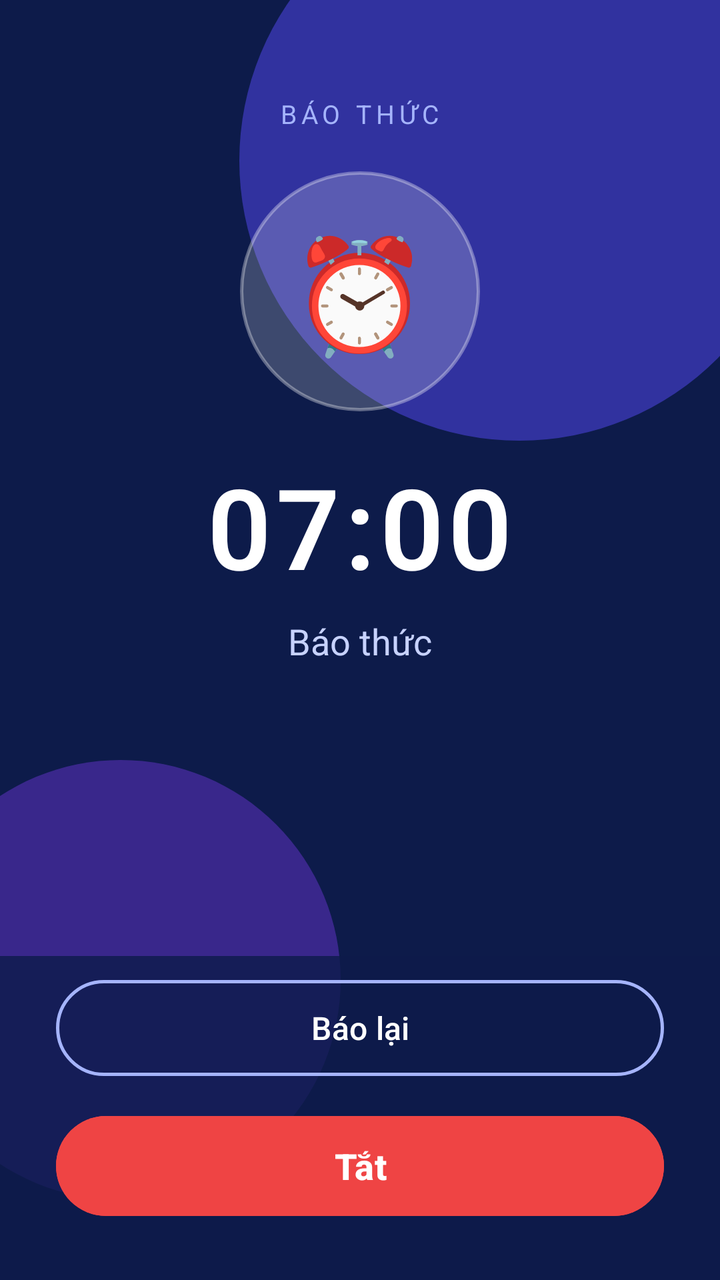
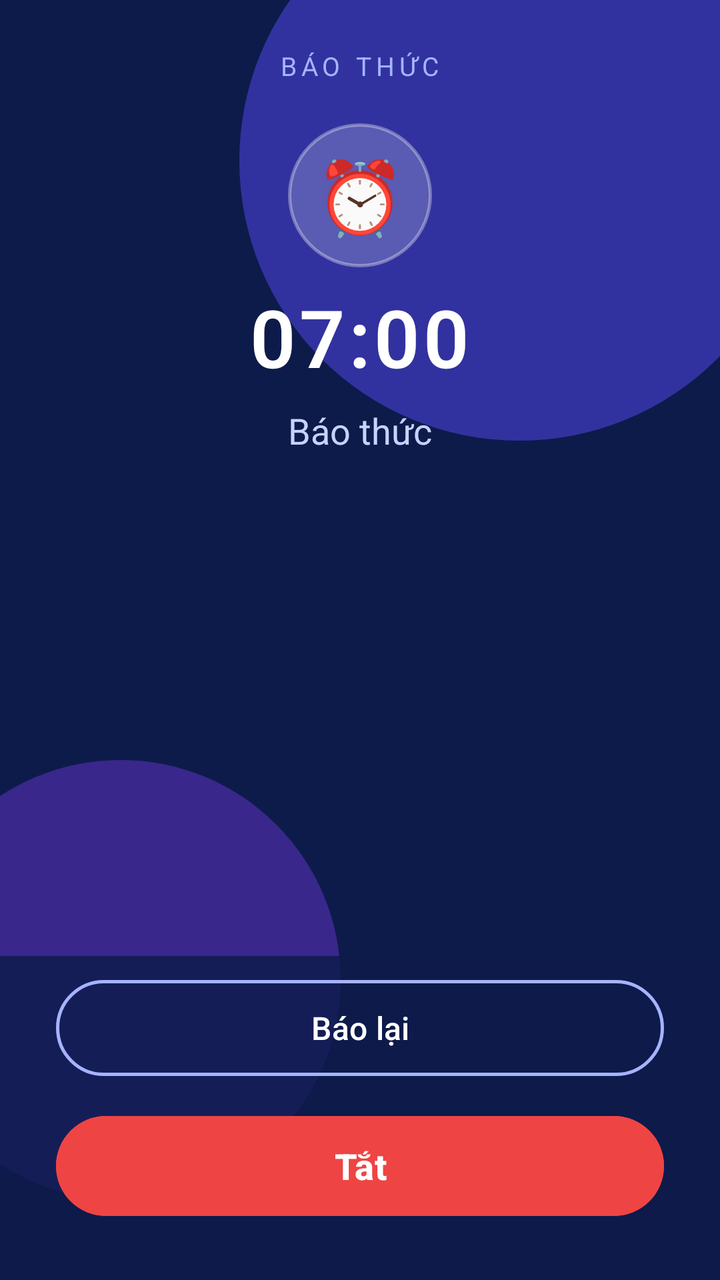

The first picture is an Android layout as it rendered before a commit; the second is the same layout after the commit. The layout source and the unified diff follow.
<!-- AndroidManifest.xml: activity theme Theme.AlarmClock.FullScreen -->
<!-- res/layout/activity_alarm_ring.xml -->
<?xml version="1.0" encoding="utf-8"?>
<FrameLayout xmlns:android="http://schemas.android.com/apk/res/android"
    xmlns:app="http://schemas.android.com/apk/res-auto"
    android:layout_width="match_parent"
    android:layout_height="match_parent"
    android:background="#0D1B4A">

    
    <View
        android:layout_width="280dp"
        android:layout_height="280dp"
        android:layout_gravity="top|end"
        android:layout_marginTop="-60dp"
        android:layout_marginEnd="-40dp"
        android:background="@drawable/bg_ring_blob_top"
        android:alpha="0.55" />
    <View
        android:layout_width="220dp"
        android:layout_height="220dp"
        android:layout_gravity="bottom|start"
        android:layout_marginBottom="40dp"
        android:layout_marginStart="-50dp"
        android:background="@drawable/bg_ring_blob_bottom"
        android:alpha="0.4" />

    <LinearLayout
        android:layout_width="match_parent"
        android:layout_height="match_parent"
        android:orientation="vertical"
        android:gravity="center_horizontal"
        android:paddingStart="28dp"
        android:paddingEnd="28dp"
        android:paddingTop="48dp"
        android:paddingBottom="36dp">

        <TextView
            android:layout_width="wrap_content"
            android:layout_height="wrap_content"
            android:text="BÁO THỨC"
            android:textAllCaps="true"
            android:letterSpacing="0.18"
            android:textSize="13sp"
            android:textColor="#A5B4FC"
            android:layout_marginBottom="20dp" />

        
        <FrameLayout
            android:layout_width="120dp"
            android:layout_height="120dp"
            android:layout_marginBottom="20dp"
            android:background="@drawable/bg_ring_icon_circle">
            <TextView
                android:layout_width="wrap_content"
                android:layout_height="wrap_content"
                android:layout_gravity="center"
                android:text="⏰"
                android:textSize="56sp" />
        </FrameLayout>

        <TextView
            android:id="@+id/tvRingTime"
            android:layout_width="wrap_content"
            android:layout_height="wrap_content"
            android:text="07:00"
            android:textSize="56sp"
            android:textStyle="bold"
            android:fontFamily="sans-serif-light"
            android:textColor="@android:color/white"
            android:letterSpacing="0.04" />

        <TextView
            android:id="@+id/tvLabel"
            android:layout_width="wrap_content"
            android:layout_height="wrap_content"
            android:text="Báo thức"
            android:textSize="18sp"
            android:textColor="#C7D2FE"
            android:layout_marginTop="8dp"
            android:layout_marginBottom="28dp" />

        
        <LinearLayout
            android:id="@+id/layoutMathChallenge"
            android:layout_width="match_parent"
            android:layout_height="wrap_content"
            android:orientation="vertical"
            android:gravity="center"
            android:padding="20dp"
            android:background="@drawable/bg_ring_card"
            android:layout_marginBottom="20dp"
            android:visibility="gone">

            <TextView
                android:layout_width="wrap_content"
                android:layout_height="wrap_content"
                android:text="@string/challenge_title"
                android:textColor="#A5B4FC"
                android:textSize="13sp"
                android:layout_marginBottom="8dp" />

            <TextView
                android:id="@+id/tvMathQuestion"
                android:layout_width="wrap_content"
                android:layout_height="wrap_content"
                android:text="12 + 15 = ?"
                android:textColor="@android:color/white"
                android:textSize="28sp"
                android:textStyle="bold" />

            <EditText
                android:id="@+id/edtMathAnswer"
                android:layout_width="160dp"
                android:layout_height="48dp"
                android:layout_marginTop="14dp"
                android:background="@drawable/bg_ring_input"
                android:hint="@string/challenge_hint"
                android:inputType="numberSigned"
                android:padding="12dp"
                android:textColor="@android:color/white"
                android:textColorHint="#94A3B8"
                android:gravity="center"
                android:textSize="18sp" />

            <com.google.android.material.button.MaterialButton
                android:id="@+id/btnSubmitMath"
                android:layout_width="wrap_content"
                android:layout_height="wrap_content"
                android:layout_marginTop="12dp"
                android:text="@string/confirm"
                android:backgroundTint="#6366F1"
                app:cornerRadius="24dp" />
        </LinearLayout>

        <LinearLayout
            android:id="@+id/layoutShakeChallenge"
            android:layout_width="match_parent"
            android:layout_height="wrap_content"
            android:orientation="vertical"
            android:gravity="center"
            android:padding="20dp"
            android:background="@drawable/bg_ring_card"
            android:layout_marginBottom="20dp"
            android:visibility="gone">

            <TextView
                android:layout_width="wrap_content"
                android:layout_height="wrap_content"
                android:text="@string/shake_instruction"
                android:textColor="#C7D2FE"
                android:textSize="15sp"
                android:gravity="center" />

            <TextView
                android:id="@+id/tvShakeProgress"
                android:layout_width="wrap_content"
                android:layout_height="wrap_content"
                android:layout_marginTop="12dp"
                android:text="0 / 10"
                android:textColor="@android:color/white"
                android:textSize="32sp"
                android:textStyle="bold" />
        </LinearLayout>


        
        <LinearLayout
            android:id="@+id/layoutReadChallenge"
            android:layout_width="match_parent"
            android:layout_height="wrap_content"
            android:orientation="vertical"
            android:gravity="center"
            android:padding="20dp"
            android:background="@drawable/bg_ring_card"
            android:layout_marginBottom="20dp"
            android:visibility="gone">
            <TextView
                android:layout_width="wrap_content"
                android:layout_height="wrap_content"
                android:text="Đọc to câu sau (không lặp câu cũ)"
                android:textColor="#A5B4FC"
                android:textSize="13sp"
                android:layout_marginBottom="8dp" />
            <TextView
                android:id="@+id/tvReadSentence"
                android:layout_width="match_parent"
                android:layout_height="wrap_content"
                android:text="..."
                android:textColor="@android:color/white"
                android:textSize="20sp"
                android:textStyle="bold"
                android:gravity="center"
                android:padding="8dp" />
            <TextView
                android:id="@+id/tvReadProgress"
                android:layout_width="wrap_content"
                android:layout_height="wrap_content"
                android:text="1 / 3"
                android:textColor="#C7D2FE"
                android:textSize="14sp"
                android:layout_marginTop="8dp" />
            <EditText
                android:id="@+id/edtReadAnswer"
                android:layout_width="match_parent"
                android:layout_height="48dp"
                android:layout_marginTop="12dp"
                android:background="@drawable/bg_ring_input"
                android:hint="Gõ lại câu (không dấu cũng được)"
                android:padding="12dp"
                android:textColor="@android:color/white"
                android:textColorHint="#94A3B8"
                android:gravity="center"
                android:inputType="text" />
            <com.google.android.material.button.MaterialButton
                android:id="@+id/btnSubmitRead"
                android:layout_width="wrap_content"
                android:layout_height="wrap_content"
                android:layout_marginTop="12dp"
                android:text="Xác nhận"
                android:backgroundTint="#6366F1"
                app:cornerRadius="24dp" />
        </LinearLayout>

        
        <LinearLayout
            android:id="@+id/layoutTapChallenge"
            android:layout_width="match_parent"
            android:layout_height="wrap_content"
            android:orientation="vertical"
            android:gravity="center"
            android:padding="20dp"
            android:background="@drawable/bg_ring_card"
            android:layout_marginBottom="20dp"
            android:visibility="gone">
            <TextView
                android:layout_width="wrap_content"
                android:layout_height="wrap_content"
                android:text="Bấm liên tục 200 lần (chống auto-click)"
                android:textColor="#A5B4FC"
                android:textSize="13sp"
                android:layout_marginBottom="8dp" />
            <TextView
                android:id="@+id/tvTapProgress"
                android:layout_width="wrap_content"
                android:layout_height="wrap_content"
                android:text="0 / 200"
                android:textColor="@android:color/white"
                android:textSize="36sp"
                android:textStyle="bold" />
            <TextView
                android:id="@+id/tvTapHint"
                android:layout_width="wrap_content"
                android:layout_height="wrap_content"
                android:text="Chạm nút bên dưới bằng tay"
                android:textColor="#FCA5A5"
                android:textSize="12sp"
                android:layout_marginTop="4dp" />
            <com.google.android.material.button.MaterialButton
                android:id="@+id/btnTapChallenge"
                android:layout_width="160dp"
                android:layout_height="160dp"
                android:layout_marginTop="16dp"
                android:text="BẤM"
                android:textSize="22sp"
                android:backgroundTint="#EF4444"
                app:cornerRadius="80dp" />
        </LinearLayout>

        <View
            android:layout_width="0dp"
            android:layout_height="0dp"
            android:layout_weight="1" />
    </LinearLayout>

    
    <LinearLayout
        android:layout_width="match_parent"
        android:layout_height="wrap_content"
        android:layout_gravity="bottom"
        android:orientation="vertical"
        android:paddingStart="28dp"
        android:paddingEnd="28dp"
        android:paddingBottom="28dp"
        android:paddingTop="8dp"
        android:background="#CC0D1B4A">

        <com.google.android.material.button.MaterialButton
            android:id="@+id/btnSnooze"
            android:layout_width="match_parent"
            android:layout_height="56dp"
            android:text="@string/snooze"
            android:textSize="16sp"
            android:layout_marginBottom="12dp"
            style="@style/Widget.Material3.Button.OutlinedButton"
            android:textColor="@android:color/white"
            app:strokeColor="#A5B4FC"
            app:strokeWidth="1.5dp"
            app:cornerRadius="28dp" />

        <com.google.android.material.button.MaterialButton
            android:id="@+id/btnDismiss"
            android:layout_width="match_parent"
            android:layout_height="58dp"
            android:text="@string/dismiss"
            android:textSize="18sp"
            android:textStyle="bold"
            android:backgroundTint="#EF4444"
            app:cornerRadius="28dp"
            app:elevation="6dp" />
    </LinearLayout>
</FrameLayout>
<!-- resources referenced by this layout -->
<resources>
  <!-- drawable bg_ring_blob_bottom (drawable) -->
  <?xml version="1.0" encoding="utf-8"?>
  <shape xmlns:android="http://schemas.android.com/apk/res/android" android:shape="oval">
      <solid android:color="#7C3AED" />
  </shape>
  <!-- drawable bg_ring_blob_top (drawable) -->
  <?xml version="1.0" encoding="utf-8"?>
  <shape xmlns:android="http://schemas.android.com/apk/res/android" android:shape="oval">
      <solid android:color="#4F46E5" />
  </shape>
  <!-- drawable bg_ring_card (drawable) -->
  <?xml version="1.0" encoding="utf-8"?>
  <shape xmlns:android="http://schemas.android.com/apk/res/android" android:shape="rectangle">
      <solid android:color="#28FFFFFF" />
      <corners android:radius="20dp" />
      <stroke android:width="1dp" android:color="#33FFFFFF" />
  </shape>
  <!-- drawable bg_ring_icon_circle (drawable) -->
  <?xml version="1.0" encoding="utf-8"?>
  <shape xmlns:android="http://schemas.android.com/apk/res/android" android:shape="oval">
      <solid android:color="#33FFFFFF" />
      <stroke android:width="1.5dp" android:color="#55FFFFFF" />
  </shape>
  <!-- drawable bg_ring_input (drawable) -->
  <?xml version="1.0" encoding="utf-8"?>
  <shape xmlns:android="http://schemas.android.com/apk/res/android" android:shape="rectangle">
      <solid android:color="#221E3A8A" />
      <corners android:radius="14dp" />
      <stroke android:width="1dp" android:color="#66A5B4FC" />
  </shape>
  <string name="challenge_hint">Nhập kết quả</string>
  <string name="challenge_title">Giải toán để tắt báo thức</string>
  <string name="confirm">Xác nhận</string>
  <string name="dismiss">Tắt</string>
  <string name="shake_instruction">Lắc điện thoại để tắt báo thức</string>
  <string name="snooze">Báo lại</string>
  <style name="Theme.AlarmClock.FullScreen" parent="Theme.Material3.DayNight.NoActionBar">
          <item name="android:windowFullscreen">true</item>
          <item name="android:windowBackground">#1A237E</item>
      </style>
</resources>

<!-- the commit's change to res/layout/activity_alarm_ring.xml (unified diff, before → after) -->
@@ -23,15 +23,21 @@
         android:background="@drawable/bg_ring_blob_bottom"
         android:alpha="0.4" />
 
+    <androidx.core.widget.NestedScrollView
+        android:layout_width="match_parent"
+        android:layout_height="match_parent"
+        android:fillViewport="true"
+        android:paddingBottom="160dp"
+        android:clipToPadding="false">
     <LinearLayout
         android:layout_width="match_parent"
-        android:layout_height="match_parent"
+        android:layout_height="wrap_content"
         android:orientation="vertical"
         android:gravity="center_horizontal"
         android:paddingStart="28dp"
         android:paddingEnd="28dp"
-        android:paddingTop="48dp"
-        android:paddingBottom="36dp">
+        android:paddingTop="24dp"
+        android:paddingBottom="24dp">
 
         <TextView
             android:layout_width="wrap_content"
@@ -45,16 +51,17 @@
 
         
         <FrameLayout
-            android:layout_width="120dp"
-            android:layout_height="120dp"
-            android:layout_marginBottom="20dp"
+            android:id="@+id/layoutRingIcon"
+            android:layout_width="72dp"
+            android:layout_height="72dp"
+            android:layout_marginBottom="8dp"
             android:background="@drawable/bg_ring_icon_circle">
             <TextView
                 android:layout_width="wrap_content"
                 android:layout_height="wrap_content"
                 android:layout_gravity="center"
                 android:text="⏰"
-                android:textSize="56sp" />
+                android:textSize="36sp" />
         </FrameLayout>
 
         <TextView
@@ -62,7 +69,7 @@
             android:layout_width="wrap_content"
             android:layout_height="wrap_content"
             android:text="07:00"
-            android:textSize="56sp"
+            android:textSize="40sp"
             android:textStyle="bold"
             android:fontFamily="sans-serif-light"
             android:textColor="@android:color/white"
@@ -76,7 +83,7 @@
             android:textSize="18sp"
             android:textColor="#C7D2FE"
             android:layout_marginTop="8dp"
-            android:layout_marginBottom="28dp" />
+            android:layout_marginBottom="12dp" />
 
         
         <LinearLayout
@@ -123,12 +130,13 @@
 
             <com.google.android.material.button.MaterialButton
                 android:id="@+id/btnSubmitMath"
-                android:layout_width="wrap_content"
-                android:layout_height="wrap_content"
-                android:layout_marginTop="12dp"
+                android:layout_width="match_parent"
+                android:layout_height="52dp"
+                android:layout_marginTop="14dp"
                 android:text="@string/confirm"
+                android:textSize="16sp"
                 android:backgroundTint="#6366F1"
-                app:cornerRadius="24dp" />
+                app:cornerRadius="26dp" />
         </LinearLayout>
 
         <LinearLayout
@@ -212,12 +220,13 @@
                 android:inputType="text" />
             <com.google.android.material.button.MaterialButton
                 android:id="@+id/btnSubmitRead"
-                android:layout_width="wrap_content"
-                android:layout_height="wrap_content"
-                android:layout_marginTop="12dp"
+                android:layout_width="match_parent"
+                android:layout_height="52dp"
+                android:layout_marginTop="14dp"
                 android:text="Xác nhận"
+                android:textSize="16sp"
                 android:backgroundTint="#6366F1"
-                app:cornerRadius="24dp" />
+                app:cornerRadius="26dp" />
         </LinearLayout>
 
         
@@ -265,11 +274,8 @@
                 app:cornerRadius="80dp" />
         </LinearLayout>
 
-        <View
-            android:layout_width="0dp"
-            android:layout_height="0dp"
-            android:layout_weight="1" />
     </LinearLayout>
+    </androidx.core.widget.NestedScrollView>
 
     
     <LinearLayout
